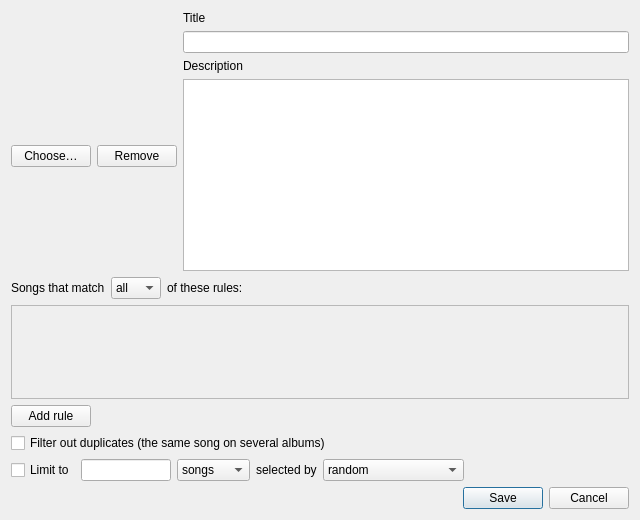
Before: the Qt Designer form ui/auto_playlist_edit.ui in music-hive-dev/MusicHive, drawn with Qt 5.
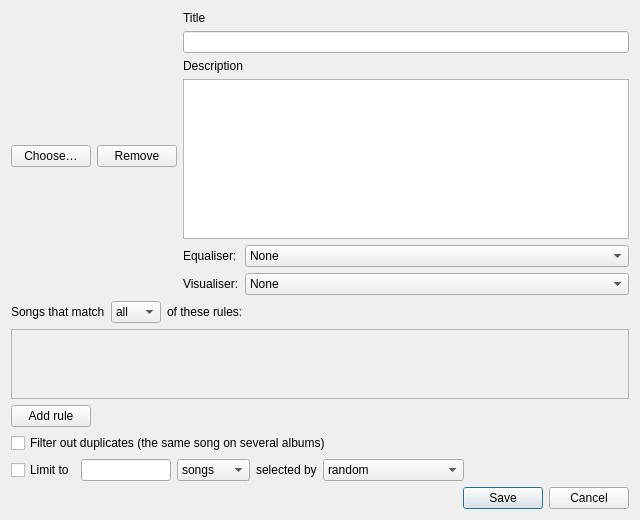
After: the same form once the commit is applied. Icons and pictures are not drawn.

Commit message: per-song and playlist presets, visualiser presets and custom flags, raised version to 1.4.0

What changed in the file:
```diff
--- a/ui/auto_playlist_edit.ui
+++ b/ui/auto_playlist_edit.ui
@@ -121,6 +121,54 @@
          </property>
         </widget>
        </item>
+       <item>
+        <layout class="QFormLayout" name="playlistEditPresetsForm">
+         <item row="0" column="0">
+          <widget class="QLabel" name="playlistEditEqualiserLabel">
+           <property name="text">
+            <string>Equaliser:</string>
+           </property>
+           <property name="buddy">
+            <cstring>playlistEditEqualiser</cstring>
+           </property>
+          </widget>
+         </item>
+         <item row="0" column="1">
+          <widget class="QComboBox" name="playlistEditEqualiser">
+           <property name="toolTip">
+            <string>The equaliser preset used while this playlist plays. A song with its own preset that overrides playlists keeps its own.</string>
+           </property>
+           <item>
+            <property name="text">
+             <string>None</string>
+            </property>
+           </item>
+          </widget>
+         </item>
+         <item row="1" column="0">
+          <widget class="QLabel" name="playlistEditVisualiserLabel">
+           <property name="text">
+            <string>Visualiser:</string>
+           </property>
+           <property name="buddy">
+            <cstring>playlistEditVisualiser</cstring>
+           </property>
+          </widget>
+         </item>
+         <item row="1" column="1">
+          <widget class="QComboBox" name="playlistEditVisualiser">
+           <property name="toolTip">
+            <string>The visualiser preset used while this playlist plays. Presets are saved in Settings, Now Playing.</string>
+           </property>
+           <item>
+            <property name="text">
+             <string>None</string>
+            </property>
+           </item>
+          </widget>
+         </item>
+        </layout>
+       </item>
       </layout>
      </item>
     </layout>
```
The commit also changes 43 other files.
